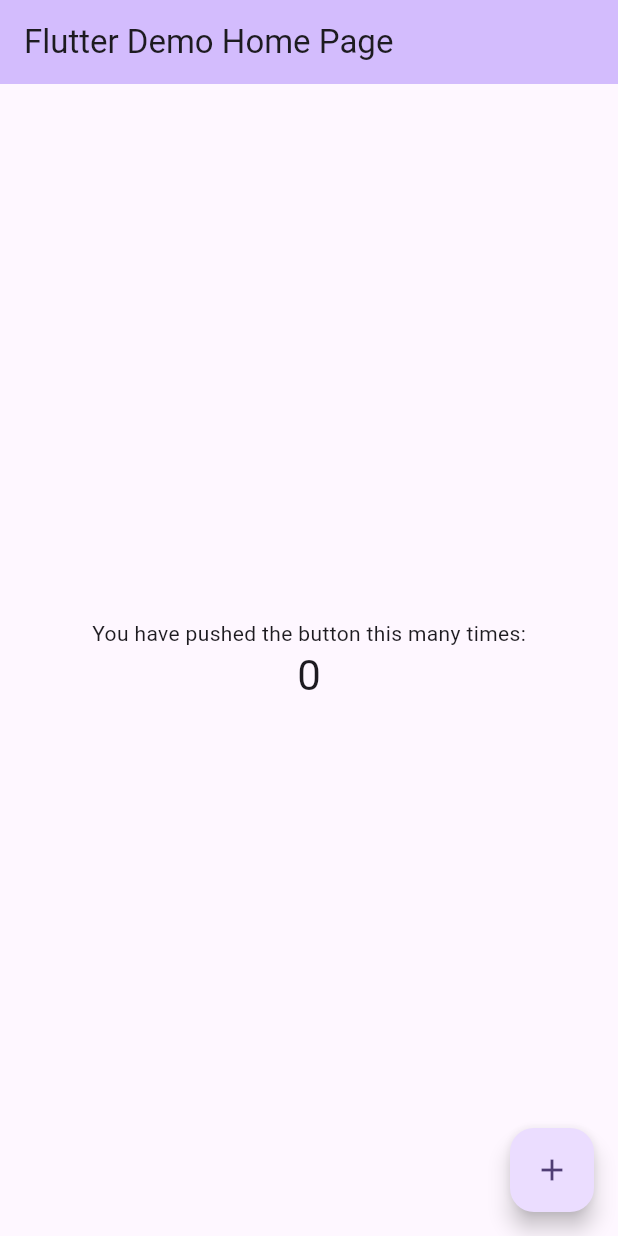
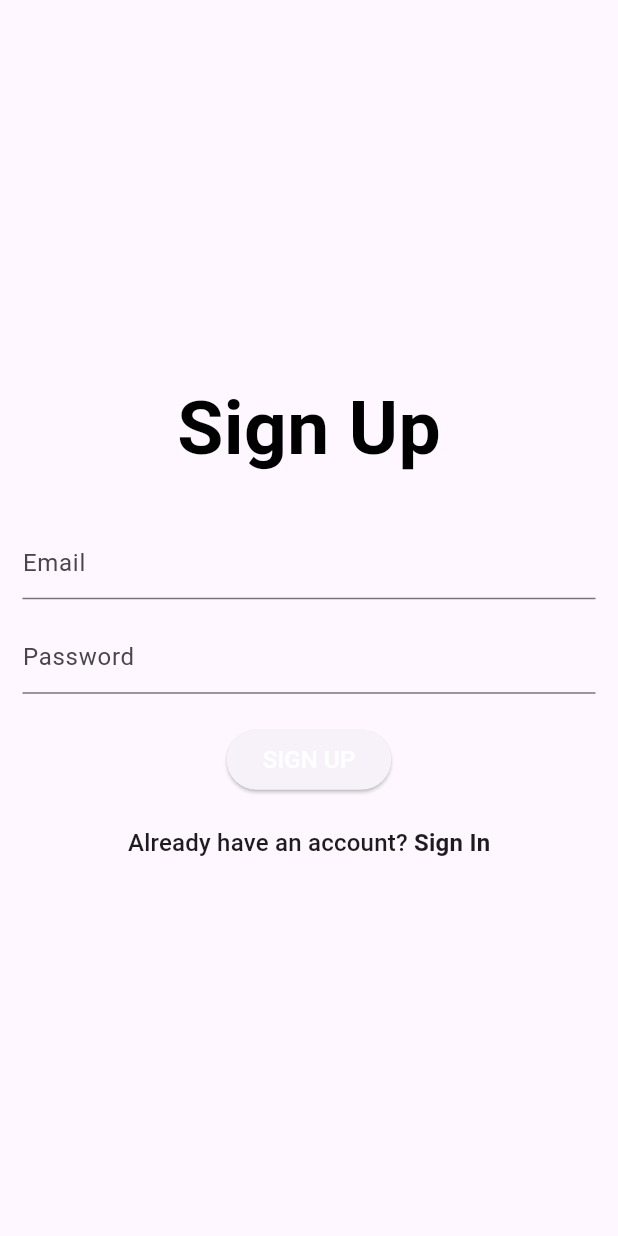
Before and after one commit to chrisG759/firebase-appClone, a Flutter app: the screen it shows after launch, on a phone screen of 412 x 824 dp. Run offline on Flutter 3.47's test engine with Material 3 defaults, Android fonts, the phone set to English and light mode, and no system bars; our stand-ins replace firebase_auth, firebase_core; accounts and stored records are empty.

Commit message:
updated dependencies added login and signup

```diff
--- a/lib/main.dart
+++ b/lib/main.dart
@@ -1,122 +1,17 @@
 import 'package:flutter/material.dart';
+import 'package:firebase_app_clone/signup.dart';
+import 'package:firebase_core/firebase_core.dart';
+import 'firebase_options.dart'; // Make sure this exists from flutterfire configure!
 
-void main() {
-  runApp(const MyApp());
+void main() async {
+  WidgetsFlutterBinding.ensureInitialized();
+  await Firebase.initializeApp(
+    options: DefaultFirebaseOptions.currentPlatform,
+  );
+
+  runApp(
+    MaterialApp(
+      home: SignUpPage(),
+    ),
+  );
 }
-
-class MyApp extends StatelessWidget {
-  const MyApp({super.key});
-
-  // This widget is the root of your application.
-  @override
-  Widget build(BuildContext context) {
-    return MaterialApp(
-      title: 'Flutter Demo',
-      theme: ThemeData(
-        // This is the theme of your application.
-        //
-        // TRY THIS: Try running your application with "flutter run". You'll see
-        // the application has a purple toolbar. Then, without quitting the app,
-        // try changing the seedColor in the colorScheme below to Colors.green
-        // and then invoke "hot reload" (save your changes or press the "hot
-        // reload" button in a Flutter-supported IDE, or press "r" if you used
-        // the command line to start the app).
-        //
-        // Notice that the counter didn't reset back to zero; the application
-        // state is not lost during the reload. To reset the state, use hot
-        // restart instead.
-        //
-        // This works for code too, not just values: Most code changes can be
-        // tested with just a hot reload.
-        colorScheme: ColorScheme.fromSeed(seedColor: Colors.deepPurple),
-      ),
-      home: const MyHomePage(title: 'Flutter Demo Home Page'),
-    );
-  }
-}
-
-class MyHomePage extends StatefulWidget {
-  const MyHomePage({super.key, required this.title});
-
-  // This widget is the home page of your application. It is stateful, meaning
-  // that it has a State object (defined below) that contains fields that affect
-  // how it looks.
-
-  // This class is the configuration for the state. It holds the values (in this
-  // case the title) provided by the parent (in this case the App widget) and
-  // used by the build method of the State. Fields in a Widget subclass are
-  // always marked "final".
-
-  final String title;
-
-  @override
-  State<MyHomePage> createState() => _MyHomePageState();
-}
-
-class _MyHomePageState extends State<MyHomePage> {
-  int _counter = 0;
-
-  void _incrementCounter() {
-    setState(() {
-      // This call to setState tells the Flutter framework that something has
-      // changed in this State, which causes it to rerun the build method below
-      // so that the display can reflect the updated values. If we changed
-      // _counter without calling setState(), then the build method would not be
-      // called again, and so nothing would appear to happen.
-      _counter++;
-    });
-  }
-
-  @override
-  Widget build(BuildContext context) {
-    // This method is rerun every time setState is called, for instance as done
-    // by the _incrementCounter method above.
-    //
-    // The Flutter framework has been optimized to make rerunning build methods
-    // fast, so that you can just rebuild anything that needs updating rather
-    // than having to individually change instances of widgets.
-    return Scaffold(
-      appBar: AppBar(
-        // TRY THIS: Try changing the color here to a specific color (to
-        // Colors.amber, perhaps?) and trigger a hot reload to see the AppBar
-        // change color while the other colors stay the same.
-        backgroundColor: Theme.of(context).colorScheme.inversePrimary,
-        // Here we take the value from the MyHomePage object that was created by
-        // the App.build method, and use it to set our appbar title.
-        title: Text(widget.title),
-      ),
-      body: Center(
-        // Center is a layout widget. It takes a single child and positions it
-        // in the middle of the parent.
-        child: Column(
-          // Column is also a layout widget. It takes a list of children and
-          // arranges them vertically. By default, it sizes itself to fit its
-          // children horizontally, and tries to be as tall as its parent.
-          //
-          // Column has various properties to control how it sizes itself and
-          // how it positions its children. Here we use mainAxisAlignment to
-          // center the children vertically; the main axis here is the vertical
-          // axis because Columns are vertical (the cross axis would be
-          // horizontal).
-          //
-          // TRY THIS: Invoke "debug painting" (choose the "Toggle Debug Paint"
-          // action in the IDE, or press "p" in the console), to see the
-          // wireframe for each widget.
-          mainAxisAlignment: MainAxisAlignment.center,
-          children: <Widget>[
-            const Text('You have pushed the button this many times:'),
-            Text(
-              '$_counter',
-              style: Theme.of(context).textTheme.headlineMedium,
-            ),
-          ],
-        ),
-      ),
-      floatingActionButton: FloatingActionButton(
-        onPressed: _incrementCounter,
-        tooltip: 'Increment',
-        child: const Icon(Icons.add),
-      ), // This trailing comma makes auto-formatting nicer for build methods.
-    );
-  }
-}
--- /dev/null
+++ b/lib/signup.dart
@@ -0,0 +1,135 @@
+import 'package:flutter/material.dart';
+import 'package:firebase_auth/firebase_auth.dart';
+import 'login.dart';
+
+class SignUpPage extends StatefulWidget {
+  static route() => MaterialPageRoute(
+    builder: (context) => const SignUpPage(),
+  );
+  const SignUpPage({super.key});
+
+  @override
+  State<SignUpPage> createState() => _SignUpPageState();
+}
+
+class _SignUpPageState extends State<SignUpPage> {
+  final emailController = TextEditingController();
+  final passwordController = TextEditingController();
+  final formKey = GlobalKey<FormState>();
+
+  @override
+  void dispose() {
+    emailController.dispose();
+    passwordController.dispose();
+    super.dispose();
+  }
+
+  Future<void> createUserWithEmailAndPassword() async {
+    try {
+      final userCredential =
+      await FirebaseAuth.instance.createUserWithEmailAndPassword(
+        email: emailController.text.trim(),
+        password: passwordController.text.trim(),
+      );
+    } catch (e) {
+      // Handle errors here, like showing a dialog
+      print('Error: $e');
+    }
+  }
+
+  @override
+  Widget build(BuildContext context) {
+    return Scaffold(
+      // backgroundColor: Colors.deepPurple,
+      body: Padding(
+        padding: const EdgeInsets.all(15.0),
+        child: Form(
+          key: formKey,
+          child: Column(
+            mainAxisAlignment: MainAxisAlignment.center,
+            children: [
+              const Text(
+                'Sign Up',
+                style: TextStyle(
+                  fontSize: 50,
+                  fontWeight: FontWeight.bold,
+                  // color: Colors.white,
+                  color: Colors.black,
+                ),
+              ),
+              const SizedBox(height: 10),
+              const SizedBox(height: 20),
+              TextFormField(
+                controller: emailController,
+                decoration: const InputDecoration(
+                  hintText: 'Email',
+                ),
+                validator: (value) {
+                  if (value == null || value.isEmpty) {
+                    return 'Please enter your email';
+                  }
+                  return null;
+                },
+              ),
+              const SizedBox(height: 15),
+              TextFormField(
+                controller: passwordController,
+                decoration: const InputDecoration(
+                  hintText: 'Password',
+                ),
+                obscureText: true,
+                validator: (value) {
+                  if (value == null || value.isEmpty) {
+                    return 'Please enter your password';
+                  }
+                  if (value.length < 6) {
+                    return 'Password must be at least 6 characters';
+                  }
+                  return null;
+                },
+              ),
+              const SizedBox(height: 20),
+              ElevatedButton(
+                onPressed: () async {
+                  if (formKey.currentState!.validate()) {
+                    await createUserWithEmailAndPassword();
+                    Navigator.pushReplacement(context, LoginPage.route());
+                  }
+                },
+                child: const Text(
+                  'SIGN UP',
+                  style: TextStyle(
+                    fontSize: 16,
+                    color: Colors.white,
+                    // color: Colors.black,
+                  ),
+                ),
+              ),
+              const SizedBox(height: 20),
+              GestureDetector(
+                onTap: () {
+                  Navigator.push(context, LoginPage.route());
+                },
+                child: RichText(
+                  text: TextSpan(
+                    text: 'Already have an account? ',
+                    style: Theme.of(context).textTheme.titleMedium,
+                    children: [
+                      TextSpan(
+                        text: 'Sign In',
+                        style:
+                        Theme.of(context).textTheme.titleMedium?.copyWith(
+                          fontWeight: FontWeight.bold,
+                        ),
+                      ),
+                    ],
+                  ),
+                ),
+              ),
+            ],
+          ),
+        ),
+      ),
+    );
+  }
+}
```
Also changed, not shown: lib/login.dart (added, +147 -0 lines), 2 other files.
